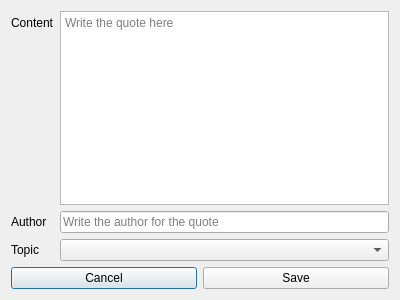
Old version of the form quotedialog.ui in the repository lucianodato/JI-quotes.
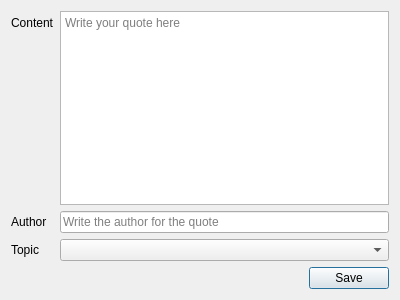
New version of the form. Icons and pictures are not drawn.

```diff
--- a/quotedialog.ui
+++ b/quotedialog.ui
@@ -25,13 +25,6 @@
      </property>
     </widget>
    </item>
-   <item row="0" column="1">
-    <widget class="QTextEdit" name="textEdit">
-     <property name="placeholderText">
-      <string>Write the quote here</string>
-     </property>
-    </widget>
-   </item>
    <item row="1" column="0">
     <widget class="QLabel" name="label_3">
      <property name="text">
@@ -63,15 +56,17 @@
    <item row="3" column="0" colspan="2">
     <layout class="QHBoxLayout" name="horizontalLayout_2">
      <item>
-      <widget class="QPushButton" name="CancelButton">
-       <property name="text">
-        <string>Cancel</string>
+      <spacer name="horizontalSpacer">
+       <property name="orientation">
+        <enum>Qt::Horizontal</enum>
        </property>
-       <property name="icon">
-        <iconset resource="resources.qrc">
-         <normaloff>:/icons/custom-icons/circle-x.svg</normaloff>:/icons/custom-icons/circle-x.svg</iconset>
+       <property name="sizeHint" stdset="0">
+        <size>
+         <width>40</width>
+         <height>20</height>
+        </size>
        </property>
-      </widget>
+      </spacer>
      </item>
      <item>
       <widget class="QPushButton" name="SaveButton">
@@ -86,6 +81,13 @@
      </item>
     </layout>
    </item>
+   <item row="0" column="1">
+    <widget class="QPlainTextEdit" name="plainTextEdit">
+     <property name="placeholderText">
+      <string>Write your quote here</string>
+     </property>
+    </widget>
+   </item>
   </layout>
  </widget>
  <resources>
```
